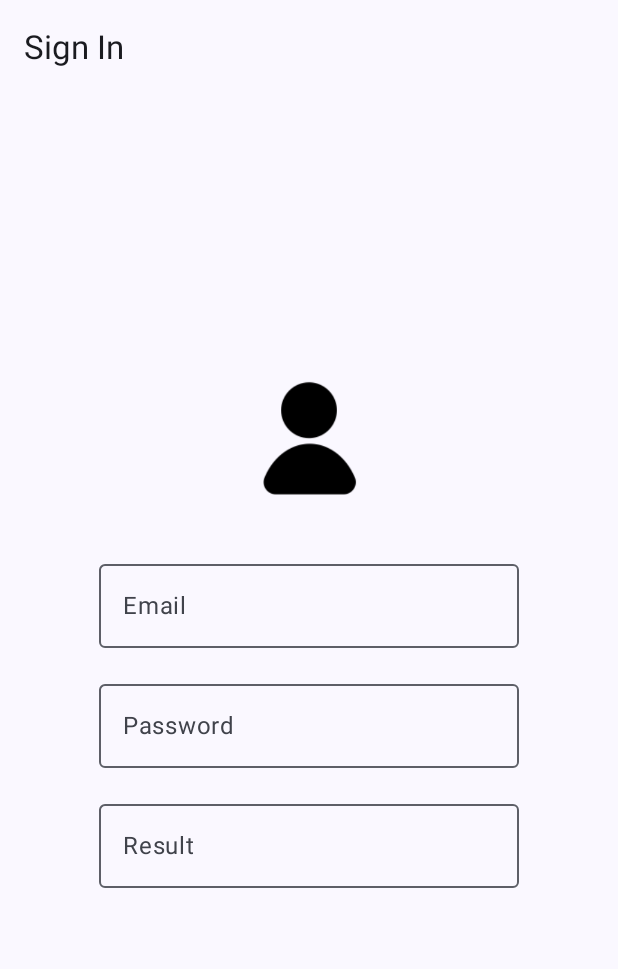
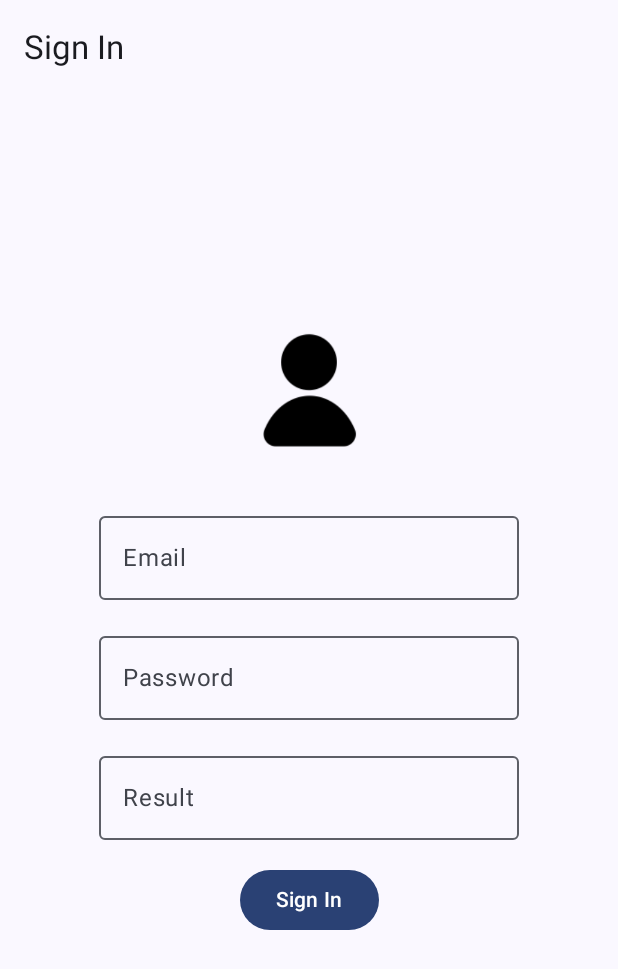
Before and after one commit to XomsEdu/IPZ_CW_1_2_Vakhrameiev_Bogdan, an Android app built with Jetpack Compose: the screen it shows after launch (MainActivity), on a phone screen of 412 x 824 dp. Shown: the top 969 px of the screen. Run offline under Robolectric (Android 15) with nearby library versions, the phone set to English and light mode, and no system bars.

Commit message:
+Button (Checks if Email and password fields is not empty))

```diff
--- a/app/src/main/java/ua/edu/lntu/cw_1_2/MainActivity.kt
+++ b/app/src/main/java/ua/edu/lntu/cw_1_2/MainActivity.kt
@@ -85,6 +85,20 @@ fun SignInScreen() {
                 keyboardOptions = KeyboardOptions.Default.copy(imeAction = ImeAction.Done),
                 keyboardActions = KeyboardActions(onDone = { /* Handle Done action if needed */ })
             )
+            Spacer(modifier = Modifier.height(16.dp))
+            Button(
+                onClick = {
+                    if (email.isNotEmpty() && password.isNotEmpty()) {
+                        result = "Успішна авторизація"
+                    } else if (email.isEmpty()) {
+                        result = "Помилка авторизації: Помилка для поля email"
+                    } else if (password.isEmpty()) {
+                        result = "Помилка авторизації: Помилка для поля password"
+                    }
+                }
+            ) {
+                Text("Sign In")
+            }
         }
     }
 }
```
